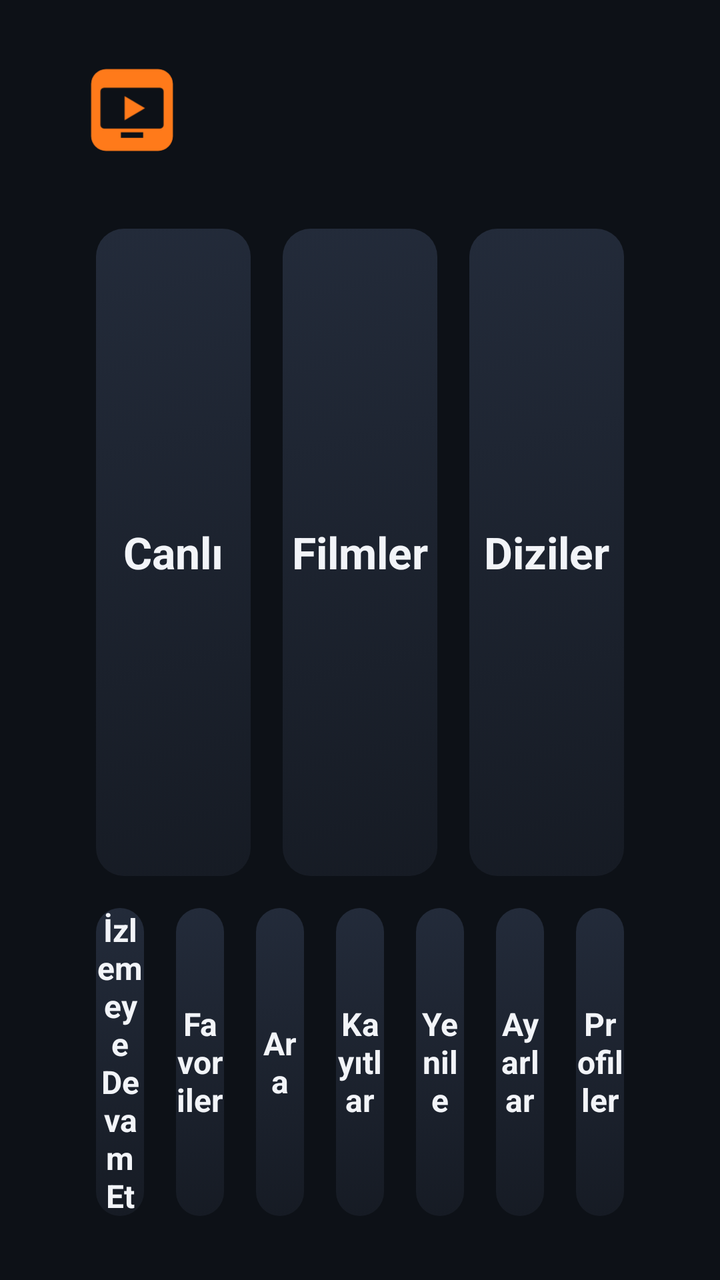
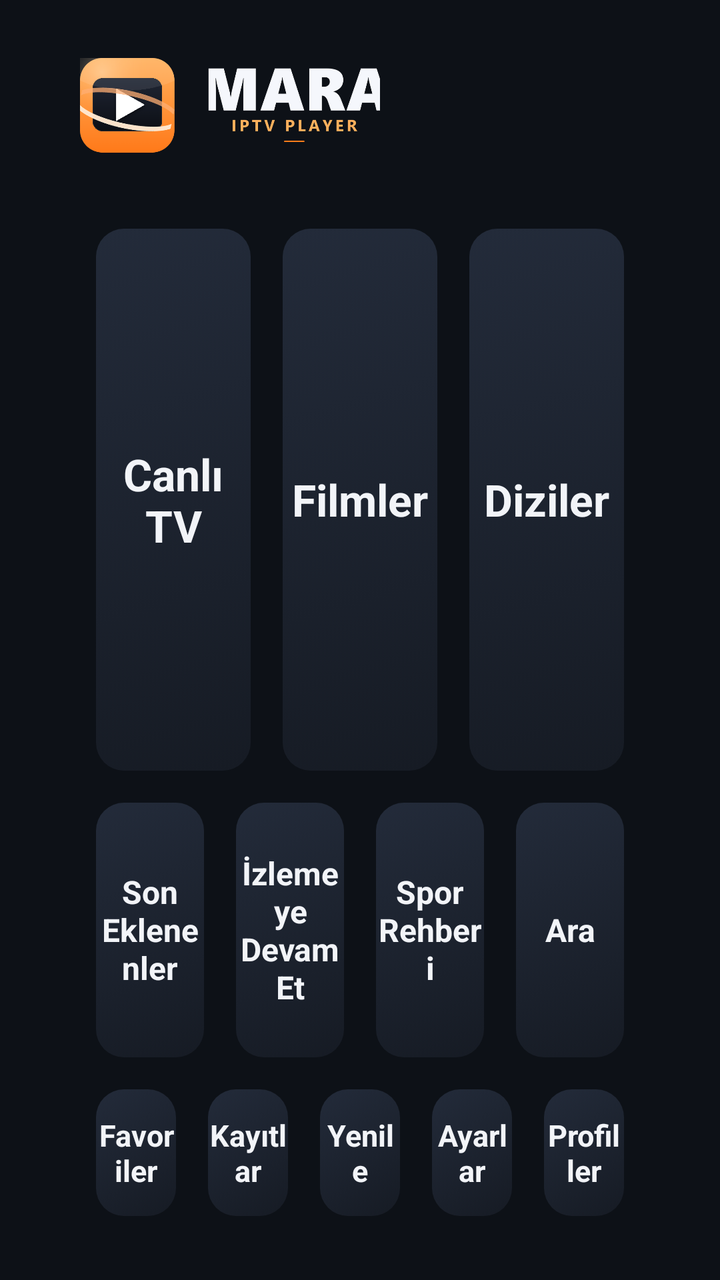

Before-and-after screenshots of an Android layout around one commit, followed by the original layout XML and the change that was made.
<!-- AndroidManifest.xml: application theme AppTheme -->
<!-- res/layout/activity_home.xml -->
<?xml version="1.0" encoding="utf-8"?>
<LinearLayout xmlns:android="http://schemas.android.com/apk/res/android"
    android:layout_width="match_parent"
    android:layout_height="match_parent"
    android:orientation="vertical"
    android:paddingBottom="24dp"
    android:paddingLeft="40dp"
    android:paddingRight="40dp"
    android:paddingTop="24dp">

    <LinearLayout
        android:layout_width="match_parent"
        android:layout_height="wrap_content"
        android:gravity="center_vertical"
        android:orientation="horizontal">

        <ImageView
            android:layout_width="150dp"
            android:layout_height="52dp"
            android:scaleType="fitStart"
            android:src="@drawable/logo_text" />

        <LinearLayout
            android:layout_width="0dp"
            android:layout_height="wrap_content"
            android:layout_marginLeft="12dp"
            android:layout_weight="1"
            android:orientation="vertical">

            <TextView
                android:id="@+id/profile"
                android:layout_width="wrap_content"
                android:layout_height="wrap_content"
                android:textColor="@color/text"
                android:textSize="20sp"
                android:textStyle="bold" />

            <TextView
                android:id="@+id/account"
                android:layout_width="wrap_content"
                android:layout_height="wrap_content"
                android:textColor="@color/text2"
                android:textSize="13sp" />

            <TextView
                android:id="@+id/webInfo"
                android:layout_width="wrap_content"
                android:layout_height="wrap_content"
                android:textColor="@color/accent"
                android:textSize="13sp" />
        </LinearLayout>

        <LinearLayout
            android:layout_width="wrap_content"
            android:layout_height="wrap_content"
            android:gravity="right"
            android:orientation="vertical">

            <TextView
                android:id="@+id/clock"
                android:layout_width="wrap_content"
                android:layout_height="wrap_content"
                android:gravity="right"
                android:textColor="@color/text"
                android:textSize="22sp" />

            <TextView
                android:id="@+id/refreshInfo"
                android:layout_width="wrap_content"
                android:layout_height="wrap_content"
                android:gravity="right"
                android:textColor="@color/text2"
                android:textSize="12sp" />
        </LinearLayout>
    </LinearLayout>

    <LinearLayout
        android:layout_width="match_parent"
        android:layout_height="0dp"
        android:layout_marginTop="20dp"
        android:layout_weight="2"
        android:orientation="horizontal">

        <Button android:id="@+id/tLive" style="@style/Tile" android:text="@string/tile_live" android:nextFocusUp="@+id/tLive" />
        <Button android:id="@+id/tMovies" style="@style/Tile" android:text="@string/tile_movies" android:nextFocusUp="@+id/tMovies" />
        <Button android:id="@+id/tSeries" style="@style/Tile" android:text="@string/tile_series" android:nextFocusUp="@+id/tSeries" />
    </LinearLayout>

    <LinearLayout
        android:layout_width="match_parent"
        android:layout_height="0dp"
        android:layout_weight="1"
        android:orientation="horizontal">

        <Button android:id="@+id/tContinue" style="@style/Tile" android:text="@string/continue_watching" android:textSize="16sp" />
        <Button android:id="@+id/tFav" style="@style/Tile" android:text="@string/favorites" android:textSize="16sp" />
        <Button android:id="@+id/tSearch" style="@style/Tile" android:text="@string/search" android:textSize="16sp" />
        <Button android:id="@+id/tRec" style="@style/Tile" android:text="@string/recordings" android:textSize="16sp" />
        <Button android:id="@+id/tRefresh" style="@style/Tile" android:text="@string/refresh" android:textSize="16sp" />
        <Button android:id="@+id/tSettings" style="@style/Tile" android:text="@string/settings" android:textSize="16sp" />
        <Button android:id="@+id/tProfiles" style="@style/Tile" android:text="@string/profiles" android:textSize="16sp" />
    </LinearLayout>
</LinearLayout>
<!-- resources referenced by this layout -->
<resources>
  <color name="accent">#FFFF7A1A</color>
  <color name="text">#FFF2F4F8</color>
  <color name="text2">#FF9AA4B5</color>
  <!-- drawable logo_text (drawable) -->
  <?xml version="1.0" encoding="utf-8"?>
  <inset xmlns:android="http://schemas.android.com/apk/res/android"
      android:drawable="@drawable/ic_launcher"
      android:inset="4dp" />
  <string name="continue_watching">İzlemeye Devam Et</string>
  <string name="favorites">Favoriler</string>
  <string name="profiles">Profiller</string>
  <string name="recordings">Kayıtlar</string>
  <string name="refresh">Yenile</string>
  <string name="search">Ara</string>
  <string name="settings">Ayarlar</string>
  <string name="tile_live">Canlı</string>
  <string name="tile_movies">Filmler</string>
  <string name="tile_series">Diziler</string>
  <style name="Tile">
          <item name="android:layout_width">0dp</item>
          <item name="android:layout_height">match_parent</item>
          <item name="android:layout_weight">1</item>
          <item name="android:layout_margin">8dp</item>
          <item name="android:background">@drawable/tile_bg</item>
          <item name="android:textColor">@color/text</item>
          <item name="android:textSize">22sp</item>
          <item name="android:textStyle">bold</item>
          <item name="android:gravity">center</item>
          <item name="android:focusable">true</item>
          <item name="android:drawablePadding">10dp</item>
      </style>
  <style name="AppTheme" parent="@android:style/Theme.Holo.NoActionBar.Fullscreen">
          <item name="android:windowBackground">@color/bg</item>
          <item name="android:textColor">@color/text</item>
          <item name="android:textColorPrimary">@color/text</item>
          <item name="android:textColorSecondary">@color/text2</item>
          <item name="android:colorBackground">@color/bg</item>
          <item name="android:windowContentOverlay">@null</item>
      </style>
  <!-- drawable ic_launcher (drawable) -->
  <?xml version="1.0" encoding="utf-8"?>
  <vector xmlns:android="http://schemas.android.com/apk/res/android"
      android:width="48dp" android:height="48dp"
      android:viewportWidth="48" android:viewportHeight="48">
      <path android:fillColor="#FFFF7A1A"
          android:pathData="M10,2h28a8,8 0 0 1 8,8v28a8,8 0 0 1 -8,8h-28a8,8 0 0 1 -8,-8v-28a8,8 0 0 1 8,-8z" />
      <path android:fillColor="#FF0D1117"
          android:pathData="M9,12h30a2,2 0 0 1 2,2v18a2,2 0 0 1 -2,2h-30a2,2 0 0 1 -2,-2v-18a2,2 0 0 1 2,-2z" />
      <path android:fillColor="#FFFF7A1A" android:pathData="M20,16.5L31,23L20,29.5z" />
      <path android:fillColor="#FF0D1117" android:pathData="M18,36h12v3h-12z" />
  </vector>
  <!-- drawable tile_bg (drawable) -->
  <?xml version="1.0" encoding="utf-8"?>
  <selector xmlns:android="http://schemas.android.com/apk/res/android">
      <item android:state_pressed="true">
          <shape><solid android:color="@color/accent" /><corners android:radius="14dp" /></shape>
      </item>
      <item android:state_focused="true">
          <shape>
              <gradient android:angle="315" android:startColor="#FFFF7A1A" android:endColor="#FFB8460A" />
              <stroke android:width="3dp" android:color="#FFFFFFFF" />
              <corners android:radius="14dp" />
          </shape>
      </item>
      <item>
          <shape>
              <gradient android:angle="315" android:startColor="#FF232B3A" android:endColor="#FF161B24" />
              <corners android:radius="14dp" />
          </shape>
      </item>
  </selector>
  <color name="bg">#FF0D1117</color>
</resources>

<!-- the commit's change to res/layout/activity_home.xml (unified diff, before → after) -->
@@ -92,12 +92,22 @@
         android:layout_weight="1"
         android:orientation="horizontal">
 
+        <Button android:id="@+id/tNew" style="@style/Tile" android:text="@string/new_added" android:textSize="16sp" />
         <Button android:id="@+id/tContinue" style="@style/Tile" android:text="@string/continue_watching" android:textSize="16sp" />
-        <Button android:id="@+id/tFav" style="@style/Tile" android:text="@string/favorites" android:textSize="16sp" />
+        <Button android:id="@+id/tSports" style="@style/Tile" android:text="@string/sports_guide" android:textSize="16sp" />
         <Button android:id="@+id/tSearch" style="@style/Tile" android:text="@string/search" android:textSize="16sp" />
-        <Button android:id="@+id/tRec" style="@style/Tile" android:text="@string/recordings" android:textSize="16sp" />
-        <Button android:id="@+id/tRefresh" style="@style/Tile" android:text="@string/refresh" android:textSize="16sp" />
-        <Button android:id="@+id/tSettings" style="@style/Tile" android:text="@string/settings" android:textSize="16sp" />
-        <Button android:id="@+id/tProfiles" style="@style/Tile" android:text="@string/profiles" android:textSize="16sp" />
+    </LinearLayout>
+
+    <LinearLayout
+        android:layout_width="match_parent"
+        android:layout_height="0dp"
+        android:layout_weight="0.55"
+        android:orientation="horizontal">
+
+        <Button android:id="@+id/tFav" style="@style/Tile" android:text="@string/favorites" android:textSize="15sp" />
+        <Button android:id="@+id/tRec" style="@style/Tile" android:text="@string/recordings" android:textSize="15sp" />
+        <Button android:id="@+id/tRefresh" style="@style/Tile" android:text="@string/refresh" android:textSize="15sp" />
+        <Button android:id="@+id/tSettings" style="@style/Tile" android:text="@string/settings" android:textSize="15sp" />
+        <Button android:id="@+id/tProfiles" style="@style/Tile" android:text="@string/profiles" android:textSize="15sp" />
     </LinearLayout>
 </LinearLayout>
<!-- resource entries referenced after the edit -->
@@ -3,19 +3,17 @@
   <color name="accent">#FFFF7A1A</color>
   <color name="text">#FFF2F4F8</color>
   <color name="text2">#FF9AA4B5</color>
-  <!-- drawable logo_text (drawable) -->
-  <?xml version="1.0" encoding="utf-8"?>
-  <inset xmlns:android="http://schemas.android.com/apk/res/android"
-      android:drawable="@drawable/ic_launcher"
-      android:inset="4dp" />
+  <!-- drawable logo_text: png bitmap (drawable-nodpi, 64103 bytes) -->
   <string name="continue_watching">İzlemeye Devam Et</string>
   <string name="favorites">Favoriler</string>
+  <string name="new_added">Son Eklenenler</string>
   <string name="profiles">Profiller</string>
   <string name="recordings">Kayıtlar</string>
   <string name="refresh">Yenile</string>
   <string name="search">Ara</string>
   <string name="settings">Ayarlar</string>
-  <string name="tile_live">Canlı</string>
+  <string name="sports_guide">Spor Rehberi</string>
+  <string name="tile_live">Canlı TV</string>
   <string name="tile_movies">Filmler</string>
   <string name="tile_series">Diziler</string>
   <style name="Tile">
@@ -39,18 +37,6 @@
           <item name="android:colorBackground">@color/bg</item>
           <item name="android:windowContentOverlay">@null</item>
       </style>
-  <!-- drawable ic_launcher (drawable) -->
-  <?xml version="1.0" encoding="utf-8"?>
-  <vector xmlns:android="http://schemas.android.com/apk/res/android"
-      android:width="48dp" android:height="48dp"
-      android:viewportWidth="48" android:viewportHeight="48">
-      <path android:fillColor="#FFFF7A1A"
-          android:pathData="M10,2h28a8,8 0 0 1 8,8v28a8,8 0 0 1 -8,8h-28a8,8 0 0 1 -8,-8v-28a8,8 0 0 1 8,-8z" />
-      <path android:fillColor="#FF0D1117"
-          android:pathData="M9,12h30a2,2 0 0 1 2,2v18a2,2 0 0 1 -2,2h-30a2,2 0 0 1 -2,-2v-18a2,2 0 0 1 2,-2z" />
-      <path android:fillColor="#FFFF7A1A" android:pathData="M20,16.5L31,23L20,29.5z" />
-      <path android:fillColor="#FF0D1117" android:pathData="M18,36h12v3h-12z" />
-  </vector>
   <!-- drawable tile_bg (drawable) -->
   <?xml version="1.0" encoding="utf-8"?>
   <selector xmlns:android="http://schemas.android.com/apk/res/android">
